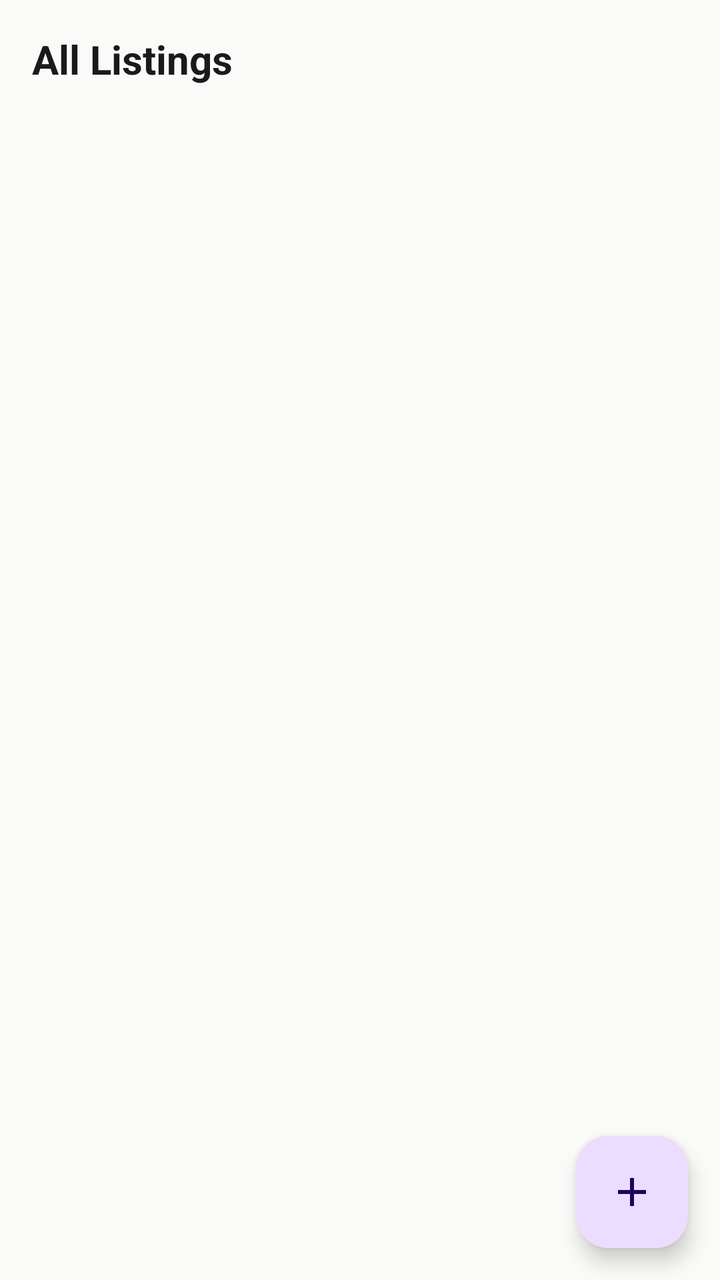
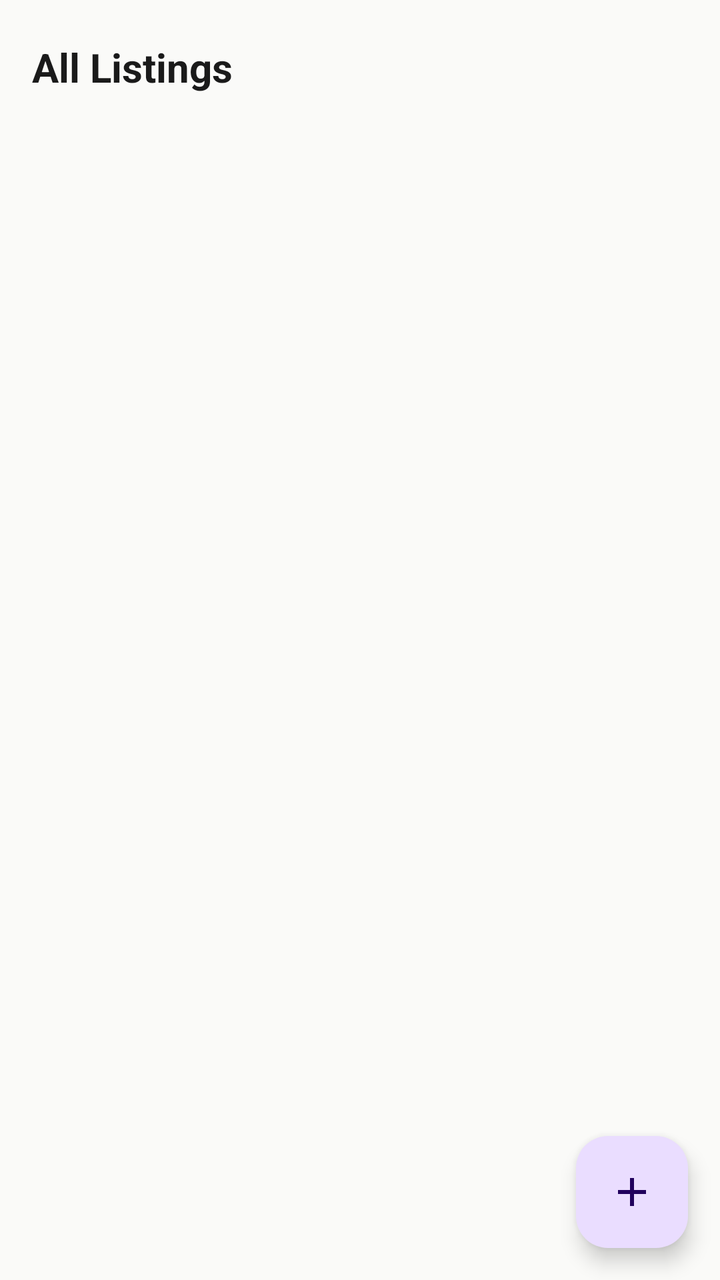

Before-and-after screenshots of an Android layout around one commit, followed by the original layout XML and the change that was made.
<!-- AndroidManifest.xml: application theme Theme.KapwaDVO -->
<!-- res/layout/fragment_admin_listings.xml -->
<?xml version="1.0" encoding="utf-8"?>
<androidx.coordinatorlayout.widget.CoordinatorLayout xmlns:android="http://schemas.android.com/apk/res/android"
    xmlns:app="http://schemas.android.com/apk/res-auto"
    android:layout_width="match_parent"
    android:layout_height="match_parent"
    android:background="@color/background">

    <androidx.constraintlayout.widget.ConstraintLayout
        android:layout_width="match_parent"
        android:layout_height="match_parent">

        <TextView
            android:id="@+id/tvTitle"
            android:layout_width="0dp"
            android:layout_height="wrap_content"
            android:text="@string/admin_listings_title"
            android:textSize="20sp"
            android:textStyle="bold"
            android:textColor="@color/text_primary"
            android:padding="16dp"
            app:layout_constraintTop_toTopOf="parent"
            app:layout_constraintStart_toStartOf="parent"
            app:layout_constraintEnd_toEndOf="parent" />

        <androidx.recyclerview.widget.RecyclerView
            android:id="@+id/rvListings"
            android:layout_width="0dp"
            android:layout_height="0dp"
            android:padding="8dp"
            android:clipToPadding="false"
            app:layout_constraintTop_toBottomOf="@id/tvTitle"
            app:layout_constraintBottom_toBottomOf="parent"
            app:layout_constraintStart_toStartOf="parent"
            app:layout_constraintEnd_toEndOf="parent" />

        <ProgressBar
            android:id="@+id/progressBar"
            android:layout_width="wrap_content"
            android:layout_height="wrap_content"
            android:visibility="gone"
            app:layout_constraintTop_toBottomOf="@id/tvTitle"
            app:layout_constraintBottom_toBottomOf="parent"
            app:layout_constraintStart_toStartOf="parent"
            app:layout_constraintEnd_toEndOf="parent" />

        <TextView
            android:id="@+id/tvEmpty"
            android:layout_width="wrap_content"
            android:layout_height="wrap_content"
            android:text="@string/no_results"
            android:textColor="@color/text_secondary"
            android:visibility="gone"
            app:layout_constraintTop_toBottomOf="@id/tvTitle"
            app:layout_constraintBottom_toBottomOf="parent"
            app:layout_constraintStart_toStartOf="parent"
            app:layout_constraintEnd_toEndOf="parent" />

    </androidx.constraintlayout.widget.ConstraintLayout>

    <com.google.android.material.floatingactionbutton.FloatingActionButton
        android:id="@+id/fab"
        android:layout_width="wrap_content"
        android:layout_height="wrap_content"
        android:layout_gravity="bottom|end"
        android:layout_margin="16dp"
        android:src="@drawable/ic_add"
        app:layout_anchor="@id/rvListings"
        app:layout_anchorGravity="bottom|end"
        android:contentDescription="Add Listing" />

</androidx.coordinatorlayout.widget.CoordinatorLayout>
<!-- resources referenced by this layout -->
<resources>
  <color name="background">#FAFAF8</color>
  <color name="text_primary">#1A1A1A</color>
  <color name="text_secondary">#6B6B6B</color>
  <!-- drawable ic_add (drawable) -->
  <vector xmlns:android="http://schemas.android.com/apk/res/android"
      android:width="24dp"
      android:height="24dp"
      android:viewportWidth="24"
      android:viewportHeight="24">
      <path
          android:fillColor="#FF000000"
          android:pathData="M19,13h-6v6h-2v-6H5v-2h6V5h2v6h6v2z" />
  </vector>
  <string name="admin_listings_title">All Listings</string>
  <string name="no_results">No results found.</string>
  <style name="Theme.KapwaDVO" parent="Base.Theme.KapwaDVO">
          <item name="android:windowLightStatusBar">true</item>
      </style>
  <style name="Base.Theme.KapwaDVO" parent="Theme.Material3.Light.NoActionBar">
          <item name="colorPrimary">@color/primary</item>
          <item name="colorPrimaryDark">@color/primary_dark</item>
          <item name="colorAccent">@color/accent</item>
          <item name="android:colorBackground">@color/background</item>
          <item name="colorSurface">@color/surface</item>
          <item name="colorOnPrimary">@color/white</item>
          <item name="android:statusBarColor">@color/primary</item>
          <item name="android:navigationBarColor">@color/surface</item>
      </style>
  <color name="primary">#1A6B4A</color>
  <color name="primary_dark">#0F4530</color>
  <color name="accent">#F4A724</color>
  <color name="surface">#FFFFFF</color>
  <color name="white">#FFFFFF</color>
</resources>

<!-- the commit's change to res/layout/fragment_admin_listings.xml (unified diff, before → after) -->
@@ -17,7 +17,10 @@
             android:textSize="20sp"
             android:textStyle="bold"
             android:textColor="@color/text_primary"
-            android:padding="16dp"
+            android:paddingStart="16dp"
+            android:paddingEnd="16dp"
+            android:paddingTop="20dp"
+            android:paddingBottom="16dp"
             app:layout_constraintTop_toTopOf="parent"
             app:layout_constraintStart_toStartOf="parent"
             app:layout_constraintEnd_toEndOf="parent" />
